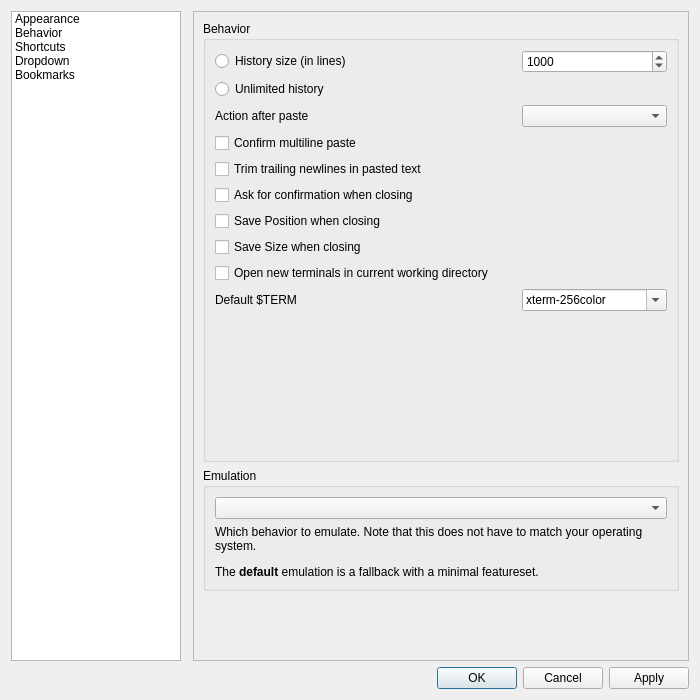
Before: the Qt Designer form src/forms/propertiesdialog.ui in lxqt/qterminal, drawn with Qt 5.
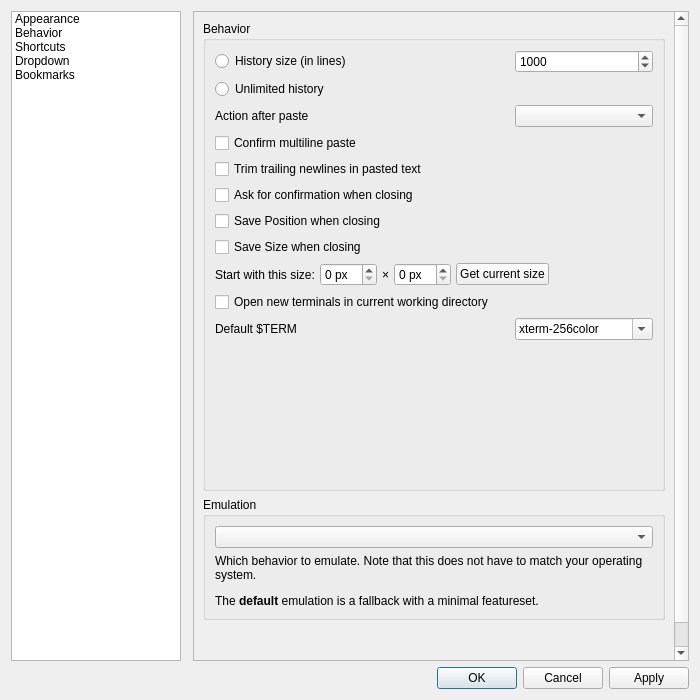
After: the same form once the commit is applied. The open tabs and pages were chosen to show the change.

Patch:
```diff
--- a/src/forms/propertiesdialog.ui
+++ b/src/forms/propertiesdialog.ui
@@ -588,7 +588,7 @@
                 </property>
                </widget>
               </item>
-              <item row="10" column="1">
+              <item row="11" column="1">
                <spacer name="verticalSpacer_4">
                 <property name="orientation">
                  <enum>Qt::Vertical</enum>
@@ -601,7 +601,7 @@
                 </property>
                </spacer>
               </item>
-              <item row="8" column="0" colspan="3">
+              <item row="9" column="0" colspan="3">
                <widget class="QCheckBox" name="useCwdCheckBox">
                 <property name="text">
                  <string>Open new terminals in current working directory</string>
@@ -646,14 +646,14 @@
                 </property>
                </widget>
               </item>
-              <item row="9" column="0">
+              <item row="10" column="0">
                <widget class="QLabel" name="label_14">
                 <property name="text">
                  <string>Default $TERM</string>
                 </property>
                </widget>
               </item>
-              <item row="9" column="2">
+              <item row="10" column="2">
                <widget class="QComboBox" name="termComboBox">
                 <property name="editable">
                  <bool>true</bool>
@@ -673,6 +673,64 @@
                 </item>
                </widget>
               </item>
+              <item row="8" column="0" colspan="3">
+               <layout class="QHBoxLayout" name="horizontalLayout_4">
+                <property name="spacing">
+                 <number>5</number>
+                </property>
+                <item>
+                 <widget class="QLabel" name="fixedSizeLabel">
+                  <property name="text">
+                   <string>Start with this size:</string>
+                  </property>
+                 </widget>
+                </item>
+                <item>
+                 <widget class="QSpinBox" name="fixedWithSpinBox">
+                  <property name="suffix">
+                   <string> px</string>
+                  </property>
+                 </widget>
+                </item>
+                <item>
+                 <widget class="QLabel" name="xLabel">
+                  <property name="text">
+                   <string notr="true">×</string>
+                  </property>
+                 </widget>
+                </item>
+                <item>
+                 <widget class="QSpinBox" name="fixedHeightSpinBox">
+                  <property name="suffix">
+                   <string> px</string>
+                  </property>
+                 </widget>
+                </item>
+                <item>
+                 <widget class="QPushButton" name="fixedSizeButton">
+                  <property name="text">
+                   <string>Get current size</string>
+                  </property>
+                 </widget>
+                </item>
+                <item>
+                 <spacer name="horizontalSpacer">
+                  <property name="orientation">
+                   <enum>Qt::Horizontal</enum>
+                  </property>
+                  <property name="sizeType">
+                   <enum>QSizePolicy::MinimumExpanding</enum>
+                  </property>
+                  <property name="sizeHint" stdset="0">
+                   <size>
+                    <width>5</width>
+                    <height>5</height>
+                   </size>
+                  </property>
+                 </spacer>
+                </item>
+               </layout>
+              </item>
              </layout>
             </widget>
            </item>
```
